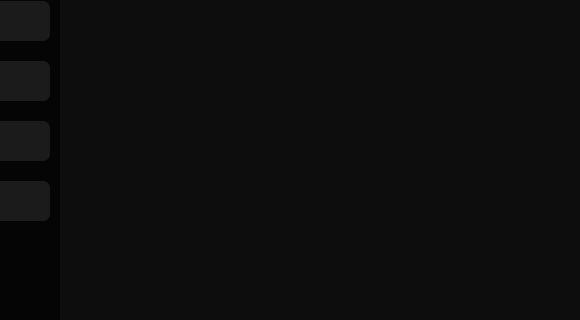
Before: the Qt Designer form reWord.ui in marzky/reWord, drawn with Qt 5; both pictures show x 140 to 720 and y 140 to 460 of the 825 by 600 pixel window.
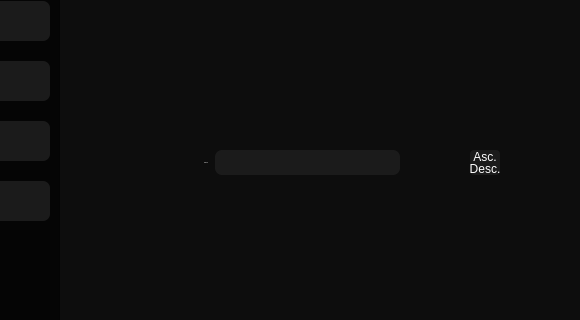
After: the same form once the commit is applied. The open tabs and pages were chosen to show the change.

Commit message: Added filtering func

```diff
--- a/reWord.ui
+++ b/reWord.ui
@@ -333,6 +333,9 @@
            <property name="topMargin">
             <number>0</number>
            </property>
+           <property name="bottomMargin">
+            <number>0</number>
+           </property>
            <item>
             <widget class="QScrollArea" name="scrollArea">
              <property name="styleSheet">
@@ -383,7 +386,7 @@
                 <x>0</x>
                 <y>0</y>
                 <width>596</width>
-                <height>591</height>
+                <height>600</height>
                </rect>
               </property>
               <layout class="QVBoxLayout" name="verticalLayout_3">
@@ -394,7 +397,7 @@
                 <number>0</number>
                </property>
                <property name="topMargin">
-                <number>40</number>
+                <number>0</number>
                </property>
                <property name="rightMargin">
                 <number>0</number>
@@ -402,6 +405,288 @@
                <property name="bottomMargin">
                 <number>0</number>
                </property>
+               <item>
+                <widget class="QFrame" name="filteringFrame">
+                 <property name="sizePolicy">
+                  <sizepolicy hsizetype="Fixed" vsizetype="Fixed">
+                   <horstretch>0</horstretch>
+                   <verstretch>0</verstretch>
+                  </sizepolicy>
+                 </property>
+                 <property name="minimumSize">
+                  <size>
+                   <width>0</width>
+                   <height>0</height>
+                  </size>
+                 </property>
+                 <property name="maximumSize">
+                  <size>
+                   <width>420</width>
+                   <height>40</height>
+                  </size>
+                 </property>
+                 <property name="frameShape">
+                  <enum>QFrame::StyledPanel</enum>
+                 </property>
+                 <property name="frameShadow">
+                  <enum>QFrame::Raised</enum>
+                 </property>
+                 <layout class="QHBoxLayout" name="horizontalLayout_3">
+                  <property name="spacing">
+                   <number>6</number>
+                  </property>
+                  <property name="leftMargin">
+                   <number>0</number>
+                  </property>
+                  <property name="topMargin">
+                   <number>10</number>
+                  </property>
+                  <property name="rightMargin">
+                   <number>0</number>
+                  </property>
+                  <property name="bottomMargin">
+                   <number>30</number>
+                  </property>
+                  <item>
+                   <spacer name="horizontalSpacer">
+                    <property name="orientation">
+                     <enum>Qt::Horizontal</enum>
+                    </property>
+                    <property name="sizeType">
+                     <enum>QSizePolicy::Minimum</enum>
+                    </property>
+                    <property name="sizeHint" stdset="0">
+                     <size>
+                      <width>124</width>
+                      <height>20</height>
+                     </size>
+                    </property>
+                   </spacer>
+                  </item>
+                  <item>
+                   <widget class="QLabel" name="label_3">
+                    <property name="sizePolicy">
+                     <sizepolicy hsizetype="Fixed" vsizetype="Fixed">
+                      <horstretch>0</horstretch>
+                      <verstretch>0</verstretch>
+                     </sizepolicy>
+                    </property>
+                    <property name="minimumSize">
+                     <size>
+                      <width>0</width>
+                      <height>25</height>
+                     </size>
+                    </property>
+                    <property name="font">
+                     <font>
+                      <family>Funnel Sans Light</family>
+                      <pointsize>-1</pointsize>
+                      <weight>50</weight>
+                      <italic>false</italic>
+                      <bold>false</bold>
+                     </font>
+                    </property>
+                    <property name="styleSheet">
+                     <string notr="true">color: white;
+font: 15px &quot;Funnel Sans Light&quot;;</string>
+                    </property>
+                    <property name="text">
+                     <string>Filtering: </string>
+                    </property>
+                   </widget>
+                  </item>
+                  <item alignment="Qt::AlignLeft">
+                   <widget class="QComboBox" name="filterBox">
+                    <property name="sizePolicy">
+                     <sizepolicy hsizetype="Fixed" vsizetype="Fixed">
+                      <horstretch>0</horstretch>
+                      <verstretch>0</verstretch>
+                     </sizepolicy>
+                    </property>
+                    <property name="minimumSize">
+                     <size>
+                      <width>185</width>
+                      <height>25</height>
+                     </size>
+                    </property>
+                    <property name="maximumSize">
+                     <size>
+                      <width>185</width>
+                      <height>25</height>
+                     </size>
+                    </property>
+                    <property name="styleSheet">
+                     <string notr="true">QComboBox {
+    background-color: #1B1B1B;
+    border-radius: 7px;
+    color: white;
+    font: 15px &quot;Funnel Sans Light&quot;;
+	padding-left: 13px;
+    border: none;
+}
+
+QComboBox:hover {
+    background-color: #2D2D2D;
+}
+
+QComboBox::drop-down {
+    subcontrol-origin: padding;
+    subcontrol-position: top right;
+    width: 25px;
+    border: none;
+    background-color: transparent;
+}
+
+
+QComboBox QAbstractItemView {
+    background-color: #1B1B1B;
+    color: white;
+    font: 15px &quot;Funnel Sans Light&quot;;
+    border: none;
+    selection-background-color: #2D2D2D;
+    selection-color: white;
+    outline: none;
+}</string>
+                    </property>
+                    <property name="editable">
+                     <bool>false</bool>
+                    </property>
+                    <property name="currentText">
+                     <string/>
+                    </property>
+                    <property name="placeholderText">
+                     <string/>
+                    </property>
+                   </widget>
+                  </item>
+                  <item>
+                   <widget class="QFrame" name="frame">
+                    <property name="sizePolicy">
+                     <sizepolicy hsizetype="Fixed" vsizetype="Fixed">
+                      <horstretch>0</horstretch>
+                      <verstretch>0</verstretch>
+                     </sizepolicy>
+                    </property>
+                    <property name="minimumSize">
+                     <size>
+                      <width>30</width>
+                      <height>25</height>
+                     </size>
+                    </property>
+                    <property name="maximumSize">
+                     <size>
+                      <width>30</width>
+                      <height>25</height>
+                     </size>
+                    </property>
+                    <property name="frameShape">
+                     <enum>QFrame::StyledPanel</enum>
+                    </property>
+                    <property name="frameShadow">
+                     <enum>QFrame::Raised</enum>
+                    </property>
+                    <layout class="QVBoxLayout" name="verticalLayout_5">
+                     <property name="spacing">
+                      <number>0</number>
+                     </property>
+                     <property name="leftMargin">
+                      <number>0</number>
+                     </property>
+                     <property name="topMargin">
+                      <number>0</number>
+                     </property>
+                     <property name="rightMargin">
+                      <number>0</number>
+                     </property>
+                     <property name="bottomMargin">
+                      <number>0</number>
+                     </property>
+                     <item>
+                      <widget class="QPushButton" name="ascBtn">
+                       <property name="sizePolicy">
+                        <sizepolicy hsizetype="Preferred" vsizetype="Fixed">
+                         <horstretch>0</horstretch>
+                         <verstretch>0</verstretch>
+                        </sizepolicy>
+                       </property>
+                       <property name="minimumSize">
+                        <size>
+                         <width>0</width>
+                         <height>0</height>
+                        </size>
+                       </property>
+                       <property name="maximumSize">
+                        <size>
+                         <width>50</width>
+                         <height>16777215</height>
+                        </size>
+                       </property>
+                       <property name="styleSheet">
+                        <string notr="true">QPushButton{
+background-color: #1B1B1B;
+border: none;
+border-radius: 4px;
+border-bottom-right-radius: 0px;
+border-bottom-left-radius: 0px;
+color: white;
+font: 10px &quot;Funnel Sans Light&quot;;
+}
+
+QPushButton::hover{
+background-color: #2D2D2D;
+}
+
+QPushButton::pressed{
+background-color: #1B1B1B;
+}</string>
+                       </property>
+                       <property name="text">
+                        <string>Asc.</string>
+                       </property>
+                       <property name="checkable">
+                        <bool>false</bool>
+                       </property>
+                      </widget>
+                     </item>
+                     <item>
+                      <widget class="QPushButton" name="descBtn">
+                       <property name="sizePolicy">
+                        <sizepolicy hsizetype="Preferred" vsizetype="Fixed">
+                         <horstretch>0</horstretch>
+                         <verstretch>0</verstretch>
+                        </sizepolicy>
+                       </property>
+                       <property name="styleSheet">
+                        <string notr="true">QPushButton{
+background-color: #1B1B1B;
+border: none;
+border-radius: 4px;
+border-top-right-radius: 0px;
+border-top-left-radius: 0px;
+color: white;
+font: 10px &quot;Funnel Sans Light&quot;;
+padding-bottom: 1px;
+}
+
+QPushButton::hover{
+background-color: #2D2D2D;
+}
+
+QPushButton::pressed{
+background-color: #1B1B1B;
+}</string>
+                       </property>
+                       <property name="text">
+                        <string>Desc.</string>
+                       </property>
+                      </widget>
+                     </item>
+                    </layout>
+                   </widget>
+                  </item>
+                 </layout>
+                </widget>
+               </item>
                <item>
                 <layout class="QGridLayout" name="mainPageGrid">
                  <property name="topMargin">
```
Left out of the diff: 2 changed lines with no effect on the pictures. The commit also changes 1 other file.
